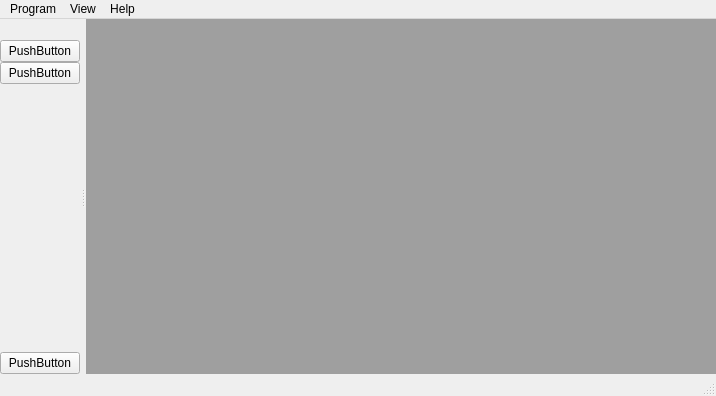
First picture: the form in runtime/ui/desktop/mainWindow/main.ui, repository vopl/r3, before the edit.
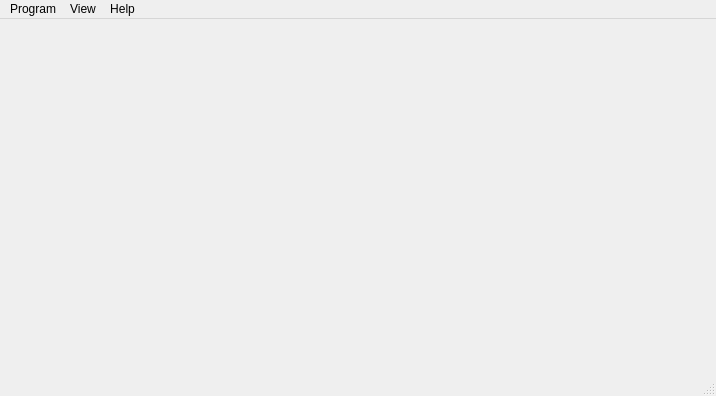
Second picture: the form after the edit.

Commit message: набросок формы авторизации

```diff
--- a/runtime/ui/desktop/mainWindow/main.ui
+++ b/runtime/ui/desktop/mainWindow/main.ui
@@ -22,7 +22,11 @@
      <number>0</number>
     </property>
     <item>
-     <widget class="QMdiArea" name="mdiArea"/>
+     <layout class="QVBoxLayout" name="centrallayout">
+      <property name="spacing">
+       <number>0</number>
+      </property>
+     </layout>
     </item>
    </layout>
   </widget>
@@ -63,70 +67,6 @@
     <bool>true</bool>
    </property>
   </widget>
-  <widget class="QDockWidget" name="taskPanel">
-   <property name="features">
-    <set>QDockWidget::NoDockWidgetFeatures</set>
-   </property>
-   <property name="allowedAreas">
-    <set>Qt::LeftDockWidgetArea|Qt::RightDockWidgetArea</set>
-   </property>
-   <attribute name="dockWidgetArea">
-    <number>1</number>
-   </attribute>
-   <widget class="QWidget" name="taskPanelCenter">
-    <layout class="QVBoxLayout" name="verticalLayout_2" stretch="0,0,0,0">
-     <property name="spacing">
-      <number>0</number>
-     </property>
-     <property name="leftMargin">
-      <number>0</number>
-     </property>
-     <property name="topMargin">
-      <number>2</number>
-     </property>
-     <property name="rightMargin">
-      <number>0</number>
-     </property>
-     <property name="bottomMargin">
-      <number>0</number>
-     </property>
-     <item>
-      <widget class="QPushButton" name="pushButton_2">
-       <property name="text">
-        <string>PushButton</string>
-       </property>
-      </widget>
-     </item>
-     <item>
-      <widget class="QPushButton" name="pushButton">
-       <property name="text">
-        <string>PushButton</string>
-       </property>
-      </widget>
-     </item>
-     <item>
-      <spacer name="verticalSpacer">
-       <property name="orientation">
-        <enum>Qt::Vertical</enum>
-       </property>
-       <property name="sizeHint" stdset="0">
-        <size>
-         <width>20</width>
-         <height>40</height>
-        </size>
-       </property>
-      </spacer>
-     </item>
-     <item>
-      <widget class="QPushButton" name="pushButton_3">
-       <property name="text">
-        <string>PushButton</string>
-       </property>
-      </widget>
-     </item>
-    </layout>
-   </widget>
-  </widget>
   <action name="actionNetwork">
    <property name="text">
     <string>Network</string>
```
The commit also changes 7 other files.
